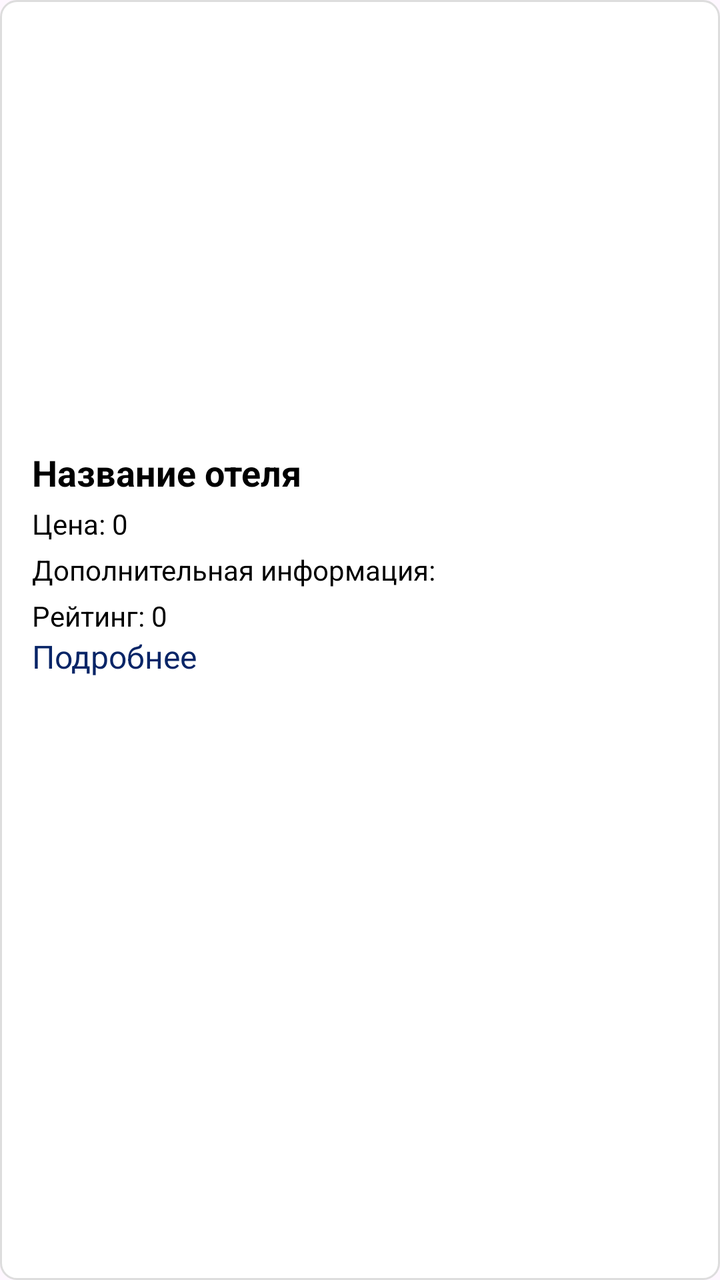
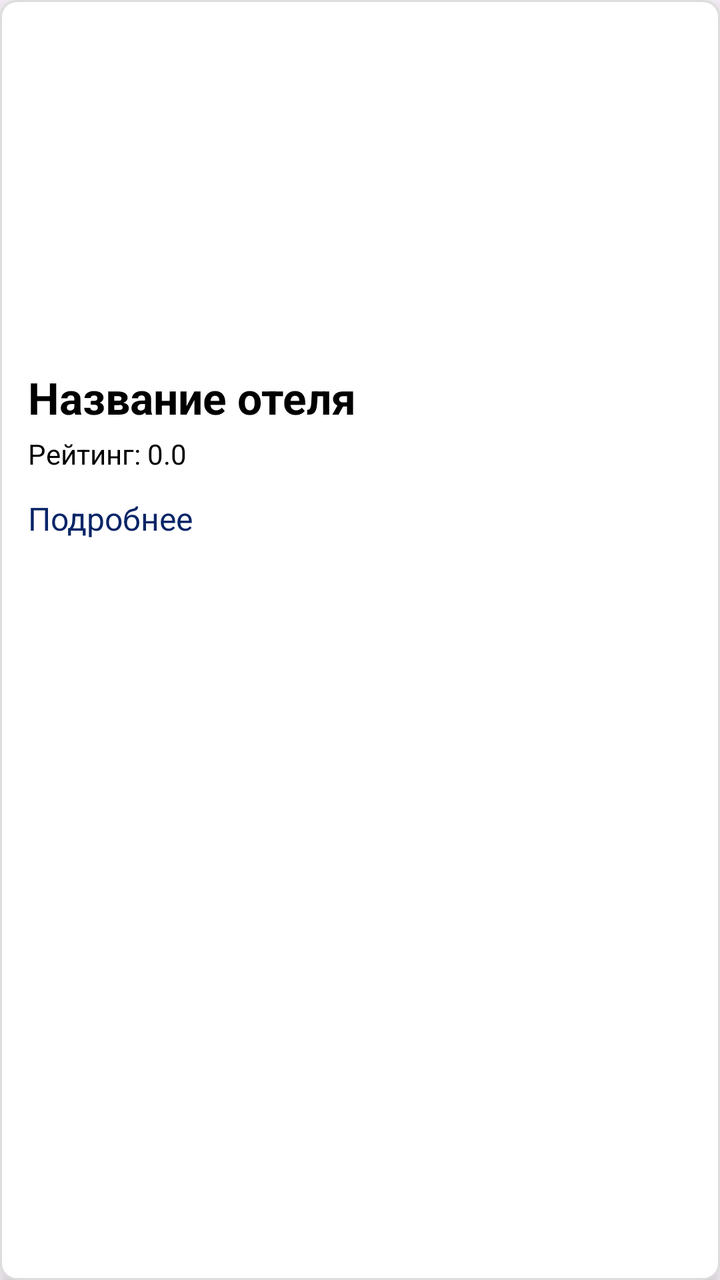

An Android layout rendered at two revisions. The XML below is the earlier revision; the diff shows what the commit changed to produce the second picture.
<!-- AndroidManifest.xml: application theme Theme.VacationVenture -->
<!-- res/layout/item_hotel.xml -->
<LinearLayout xmlns:android="http://schemas.android.com/apk/res/android"
    android:layout_width="match_parent"
    android:layout_height="wrap_content"
    android:orientation="vertical"
    android:padding="16dp"
    android:layout_marginBottom="16dp"
    android:background="@drawable/item_background"
    android:textColor="@color/black"
    android:textColorHint="@color/grey">

    
    <ImageView
        android:id="@+id/hotel_image"
        android:layout_width="match_parent"
        android:layout_height="200dp"
        android:scaleType="centerCrop"
        android:contentDescription="Изображение отеля" />

    
    <TextView
        android:id="@+id/hotel_name"
        android:layout_width="wrap_content"
        android:layout_height="wrap_content"
        android:textStyle="bold"
        android:paddingTop="8dp"
        android:textSize="18sp"
        android:text="Название отеля"
        android:textColor="@color/black"/>

    
    <TextView
        android:id="@+id/hotel_price"
        android:layout_width="wrap_content"
        android:layout_height="wrap_content"
        android:paddingTop="4dp"
        android:text="Цена: 0"
        android:textColor="@color/black"/>

    <TextView
        android:id="@+id/hotel_secondary_info"
        android:layout_width="wrap_content"
        android:layout_height="wrap_content"
        android:paddingTop="4dp"
        android:text="Дополнительная информация:"
        android:textColor="@color/black"/>

    
    <TextView
        android:id="@+id/hotel_bubble_rating"
        android:layout_width="wrap_content"
        android:layout_height="wrap_content"
        android:paddingTop="4dp"
        android:text="Рейтинг: 0"
        android:textColor="@color/black"/>

    
    <TextView
        android:id="@+id/view_all_deals"
        android:layout_width="wrap_content"
        android:layout_height="wrap_content"
        android:text="Посмотреть все предложения"
        android:textColor="@color/darkblue"
        android:textSize="16sp"
        android:visibility="gone"
        android:paddingTop="8dp" />

    
    <TextView
        android:id="@+id/event_link"
        android:layout_width="wrap_content"
        android:layout_height="wrap_content"
        android:text="Подробнее"
        android:textColor="@color/darkblue"
        android:textSize="16sp"
        android:paddingBottom="8dp" />

</LinearLayout>
<!-- resources referenced by this layout -->
<resources>
  <color name="black">#FF000000</color>
  <color name="darkblue">#082567</color>
  <color name="grey">#ff424242</color>
  <!-- drawable item_background (drawable) -->
  <shape xmlns:android="http://schemas.android.com/apk/res/android">
      <solid android:color="#FFFFFF" />
      <corners android:radius="8dp" />
      <padding
          android:left="16dp"
          android:top="16dp"
          android:right="16dp"
          android:bottom="16dp" />
      <stroke
          android:width="1dp"
          android:color="#DDDDDD" />
  </shape>
  <style name="Theme.VacationVenture" parent="Base.Theme.VacationVenture" />
  <style name="Base.Theme.VacationVenture" parent="Theme.Material3.DayNight.NoActionBar">
          <item name="colorPrimary">@color/blue</item>
          <item name="colorPrimaryVariant">@color/darkblue</item>
          <item name="colorOnPrimary">@color/white</item>
      </style>
  <color name="blue">#1164B4</color>
  <color name="white">#FFFFFFFF</color>
</resources>

<!-- the commit's change to res/layout/item_hotel.xml (unified diff, before → after) -->
@@ -1,77 +1,97 @@
+<?xml version="1.0" encoding="utf-8"?>
 <LinearLayout xmlns:android="http://schemas.android.com/apk/res/android"
-    android:layout_width="match_parent"
-    android:layout_height="wrap_content"
-    android:orientation="vertical"
-    android:padding="16dp"
-    android:layout_marginBottom="16dp"
-    android:background="@drawable/item_background"
-    android:textColor="@color/black"
-    android:textColorHint="@color/grey">
+        android:layout_width="match_parent"
+        android:layout_height="wrap_content"
+        android:orientation="vertical"
+        android:padding="14dp"
+        android:layout_marginHorizontal="8dp"
+        android:layout_marginVertical="6dp"
+        android:background="@drawable/item_background"
+        android:elevation="4dp"
+        android:translationZ="2dp">
 
-    
     <ImageView
-        android:id="@+id/hotel_image"
-        android:layout_width="match_parent"
-        android:layout_height="200dp"
-        android:scaleType="centerCrop"
-        android:contentDescription="Изображение отеля" />
-
-    
-    <TextView
-        android:id="@+id/hotel_name"
-        android:layout_width="wrap_content"
-        android:layout_height="wrap_content"
-        android:textStyle="bold"
-        android:paddingTop="8dp"
-        android:textSize="18sp"
-        android:text="Название отеля"
-        android:textColor="@color/black"/>
-
-    
-    <TextView
-        android:id="@+id/hotel_price"
-        android:layout_width="wrap_content"
-        android:layout_height="wrap_content"
-        android:paddingTop="4dp"
-        android:text="Цена: 0"
-        android:textColor="@color/black"/>
+            android:id="@+id/hotel_image"
+            android:layout_width="match_parent"
+            android:layout_height="160dp"
+            android:scaleType="centerCrop"
+            android:contentDescription="Изображение отеля" />
 
     <TextView
-        android:id="@+id/hotel_secondary_info"
-        android:layout_width="wrap_content"
-        android:layout_height="wrap_content"
-        android:paddingTop="4dp"
-        android:text="Дополнительная информация:"
-        android:textColor="@color/black"/>
+            android:id="@+id/hotel_name"
+            android:layout_width="wrap_content"
+            android:layout_height="wrap_content"
+            android:layout_marginTop="10dp"
+            android:text="Название отеля"
+            android:textSize="22sp"
+            android:textStyle="bold"
+            android:textColor="@color/black"
+            android:maxLines="2"
+            android:ellipsize="end" />
 
-    
     <TextView
-        android:id="@+id/hotel_bubble_rating"
-        android:layout_width="wrap_content"
-        android:layout_height="wrap_content"
-        android:paddingTop="4dp"
-        android:text="Рейтинг: 0"
-        android:textColor="@color/black"/>
+            android:id="@+id/hotel_secondary_info"
+            android:layout_width="wrap_content"
+            android:layout_height="wrap_content"
+            android:layout_marginTop="6dp"
+            android:text="Район"
+            android:textSize="14sp"
+            android:textColor="@color/black"
+            android:visibility="gone" />
 
-    
     <TextView
-        android:id="@+id/view_all_deals"
-        android:layout_width="wrap_content"
-        android:layout_height="wrap_content"
-        android:text="Посмотреть все предложения"
-        android:textColor="@color/darkblue"
-        android:textSize="16sp"
-        android:visibility="gone"
-        android:paddingTop="8dp" />
+            android:id="@+id/hotel_primary_info"
+            android:layout_width="wrap_content"
+            android:layout_height="wrap_content"
+            android:layout_marginTop="2dp"
+            android:text="Основная информация"
+            android:textSize="14sp"
+            android:textColor="@color/black"
+            android:visibility="gone" />
 
-    
     <TextView
-        android:id="@+id/event_link"
-        android:layout_width="wrap_content"
-        android:layout_height="wrap_content"
-        android:text="Подробнее"
-        android:textColor="@color/darkblue"
-        android:textSize="16sp"
-        android:paddingBottom="8dp" />
+            android:id="@+id/hotel_bubble_rating"
+            android:layout_width="wrap_content"
+            android:layout_height="wrap_content"
+            android:layout_marginTop="4dp"
+            android:text="Рейтинг: 0.0"
+            android:textSize="14sp"
+            android:textColor="@color/black" />
+
+    <TextView
+            android:id="@+id/hotel_price"
+            android:layout_width="wrap_content"
+            android:layout_height="wrap_content"
+            android:layout_marginTop="2dp"
+            android:text="Цена: $100"
+            android:textSize="14sp"
+            android:textColor="@color/black"
+            android:visibility="gone" />
+
+    <LinearLayout
+            android:layout_width="match_parent"
+            android:layout_height="wrap_content"
+            android:layout_marginTop="12dp"
+            android:orientation="horizontal"
+            android:gravity="center_vertical">
+
+        <TextView
+                android:id="@+id/view_all_deals"
+                android:layout_width="0dp"
+                android:layout_height="wrap_content"
+                android:layout_weight="1"
+                android:text="Открыть на TripAdvisor"
+                android:textColor="@color/darkblue"
+                android:textSize="16sp"
+                android:visibility="gone" />
+
+        <TextView
+                android:id="@+id/event_link"
+                android:layout_width="wrap_content"
+                android:layout_height="wrap_content"
+                android:text="Подробнее"
+                android:textColor="@color/darkblue"
+                android:textSize="16sp" />
+    </LinearLayout>
 
 </LinearLayout>
<!-- resource entries referenced after the edit -->
@@ -2,7 +2,6 @@
 <resources>
   <color name="black">#FF000000</color>
   <color name="darkblue">#082567</color>
-  <color name="grey">#ff424242</color>
   <!-- drawable item_background (drawable) -->
   <shape xmlns:android="http://schemas.android.com/apk/res/android">
       <solid android:color="#FFFFFF" />
